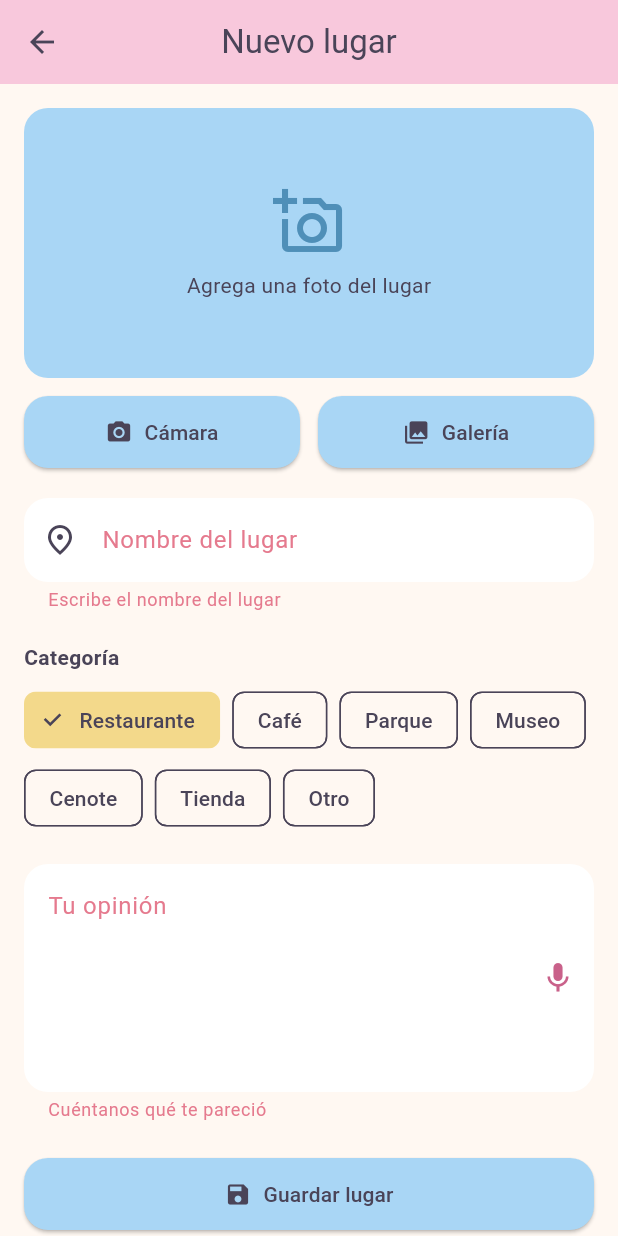
After one commit to jime-nita/merida_explora, a Flutter app: the FormularioLugarScreen screen opened by its route, after a tap on "Guardar lugar", on a phone screen of 412 x 824 dp. The commit adds this screen. Run offline on Flutter 3.47's test engine with Material 3 defaults, Android fonts, the phone set to English and light mode, and no system bars; our stand-ins replace geolocator, image_picker, permission_handler, speech_to_text, sqflite; accounts and stored records are empty.

Commit message:
Agregar formulario de nuevo lugar con cámara, galería, dictado y GPS

```diff
--- a/lib/routes/app_routes.dart
+++ b/lib/routes/app_routes.dart
@@ -1,4 +1,5 @@
 import 'package:flutter/material.dart';
+import '../screens/formulario_lugar_screen.dart';
 import '../screens/lista_lugares_screen.dart';
 
 /// Nombres de las pantallas y la forma de llegar a cada una.
@@ -6,12 +7,18 @@ import '../screens/lista_lugares_screen.dart';
 class AppRoutes {
   AppRoutes._();
 
-  // Nombres de las rutas (más adelante agregamos detalle y formulario)
+  // Nombres de las rutas (más adelante agregamos el detalle)
   static const String lista = '/';
+  static const String formulario = '/nuevo';
 
   /// Flutter llama a esta función cada vez que se navega a una ruta con nombre
   static Route<dynamic> generarRuta(RouteSettings settings) {
     switch (settings.name) {
+      case formulario:
+        return MaterialPageRoute(
+          builder: (_) => const FormularioLugarScreen(),
+          settings: settings,
+        );
       case lista:
       default:
         return MaterialPageRoute(
--- /dev/null
+++ b/lib/screens/formulario_lugar_screen.dart
@@ -0,0 +1,327 @@
+import 'dart:io';
+import 'package:flutter/material.dart';
+import '../data/lugar_repositorio.dart';
+import '../data/lugar_repositorio_sqlite.dart';
+import '../models/lugar.dart';
+import '../services/servicio_exception.dart';
+import '../services/servicio_imagen.dart';
+import '../services/servicio_permisos.dart';
+import '../services/servicio_ubicacion.dart';
+import '../services/servicio_voz.dart';
+import '../theme/app_colors.dart';
+
+/// Formulario para registrar un lugar nuevo:
+/// nombre, categoría, foto (cámara o galería), opinión (escrita o dictada)
+/// y ubicación GPS (se captura sola al guardar).
+class FormularioLugarScreen extends StatefulWidget {
+  const FormularioLugarScreen({super.key});
+
+  @override
+  State<FormularioLugarScreen> createState() => _FormularioLugarScreenState();
+}
+
+class _FormularioLugarScreenState extends State<FormularioLugarScreen> {
+  final _formKey = GlobalKey<FormState>();
+  final _nombreCtrl = TextEditingController();
+  final _opinionCtrl = TextEditingController();
+
+  // Usamos el contrato del repositorio, no SQLite directamente
+  final LugarRepositorio _repositorio = LugarRepositorioSqlite.instancia;
+
+  // Un servicio por cada gadget (cada uno con una sola responsabilidad)
+  late final ServicioPermisos _permisos;
+  late final ServicioImagen _servicioImagen;
+  late final ServicioUbicacion _servicioUbicacion;
+  late final ServicioVoz _servicioVoz;
+
+  static const List<String> _categorias = [
+    'Restaurante',
+    'Café',
+    'Parque',
+    'Museo',
+    'Cenote',
+    'Tienda',
+    'Otro',
+  ];
+
+  String _categoria = _categorias.first;
+  String? _rutaFoto; // Ruta de la foto elegida (null si no hay)
+  bool _dictando = false; // true mientras el micrófono escucha
+  bool _guardando = false; // true mientras se guarda el lugar
+  String _textoAntesDeDictar = ''; // Lo que ya estaba escrito antes de dictar
+
+  @override
+  void initState() {
+    super.initState();
+    // Creamos los servicios; todos comparten el mismo servicio de permisos
+    _permisos = ServicioPermisos();
+    _servicioImagen = ServicioImagen(_permisos);
+    _servicioUbicacion = ServicioUbicacion(_permisos);
+    _servicioVoz = ServicioVoz(_permisos);
+  }
+
+  @override
+  void dispose() {
+    // Liberamos recursos al salir de la pantalla
+    if (_dictando) _servicioVoz.detener();
+    _nombreCtrl.dispose();
+    _opinionCtrl.dispose();
+    super.dispose();
+  }
+
+  // ---------- Mensajes al usuario ----------
+
+  void _mostrarMensaje(String mensaje) {
+    if (!mounted) return;
+    ScaffoldMessenger.of(context).showSnackBar(SnackBar(content: Text(mensaje)));
+  }
+
+  /// Muestra el error de un servicio. Si el permiso quedó bloqueado,
+  /// agrega un botón para abrir los Ajustes del celular.
+  void _mostrarError(ServicioException error) {
+    if (!mounted) return;
+    ScaffoldMessenger.of(context).showSnackBar(
+      SnackBar(
+        content: Text(error.mensaje),
+        action: error.puedeAbrirAjustes
+            ? SnackBarAction(
+          label: 'Ajustes',
+          onPressed: () => _permisos.abrirAjustes(),
+        )
+            : null,
+      ),
+    );
+  }
+
+  // ---------- Foto ----------
+
+  Future<void> _tomarFoto() async {
+    try {
+      final ruta = await _servicioImagen.tomarFoto();
+      if (ruta != null && mounted) setState(() => _rutaFoto = ruta);
+    } on ServicioException catch (e) {
+      _mostrarError(e);
+    }
+  }
+
+  Future<void> _elegirDeGaleria() async {
+    try {
+      final ruta = await _servicioImagen.elegirDeGaleria();
+      if (ruta != null && mounted) setState(() => _rutaFoto = ruta);
+    } on ServicioException catch (e) {
+      _mostrarError(e);
+    }
+  }
+
+  // ---------- Dictado por voz ----------
+
+  Future<void> _alternarDictado() async {
+    // Si ya está escuchando, lo detenemos
+    if (_dictando) {
+      await _servicioVoz.detener();
+      if (mounted) setState(() => _dictando = false);
+      return;
+    }
+
+    try {
+      _textoAntesDeDictar = _opinionCtrl.text.trim();
+      setState(() => _dictando = true);
+
+      await _servicioVoz.iniciarDictado(
+        // Cada vez que reconoce palabras, las ponemos en el campo de opinión
+        alCambiar: (texto) {
+          final base = _textoAntesDeDictar.isEmpty ? '' : '$_textoAntesDeDictar ';
+          _opinionCtrl.text = '$base$texto';
+          _opinionCtrl.selection =
+              TextSelection.collapsed(offset: _opinionCtrl.text.length);
+        },
+        // Cuando termina de escuchar, apagamos el indicador
+        alTerminar: () {
+          if (mounted) setState(() => _dictando = false);
+        },
+      );
+    } on ServicioException catch (e) {
+      if (mounted) setState(() => _dictando = false);
+      _mostrarError(e);
+    }
+  }
+
+  // ---------- Guardar ----------
+
+  Future<void> _guardar() async {
+    // 1) Revisamos que los campos obligatorios estén llenos
+    if (!_formKey.currentState!.validate()) return;
+
+    setState(() => _guardando = true);
+    if (_dictando) await _servicioVoz.detener();
+
+    // 2) Capturamos el GPS. Si el usuario lo niega, guardamos sin ubicación
+    double? latitud;
+    double? longitud;
+    try {
+      final posicion = await _servicioUbicacion.obtenerPosicionActual();
+      latitud = posicion.latitude;
+      longitud = posicion.longitude;
+    } on ServicioException catch (e) {
+      _mostrarError(e);
+    } catch (_) {
+      _mostrarMensaje('No se pudo obtener la ubicación. Se guardará sin ella.');
+    }
+
+    // 3) Guardamos en SQLite
+    try {
+      await _repositorio.insertar(
+        Lugar(
+          nombre: _nombreCtrl.text.trim(),
+          categoria: _categoria,
+          opinion: _opinionCtrl.text.trim(),
+          fecha: DateTime.now(),
+          rutaFoto: _rutaFoto,
+          latitud: latitud,
+          longitud: longitud,
+        ),
+      );
+      if (!mounted) return;
+      Navigator.pop(context, true); // Regresa a la lista avisando que se guardó
+    } on RepositorioException catch (e) {
+      _mostrarMensaje(e.mensaje);
+      if (mounted) setState(() => _guardando = false);
+    }
+  }
+
+  // ---------- Pantalla ----------
+
+  @override
+  Widget build(BuildContext context) {
+    return Scaffold(
+      appBar: AppBar(title: const Text('Nuevo lugar')),
+      body: Form(
+        key: _formKey,
+        child: ListView(
+          padding: const EdgeInsets.all(16),
+          children: [
+            _seccionFoto(),
+            const SizedBox(height: 20),
+            TextFormField(
+              controller: _nombreCtrl,
+              textCapitalization: TextCapitalization.sentences,
+              decoration: const InputDecoration(
+                labelText: 'Nombre del lugar',
+                prefixIcon: Icon(Icons.place_outlined),
+              ),
+              validator: (valor) => (valor == null || valor.trim().isEmpty)
+                  ? 'Escribe el nombre del lugar'
+                  : null,
+            ),
+            const SizedBox(height: 20),
+            const Text('Categoría', style: TextStyle(fontWeight: FontWeight.bold)),
+            const SizedBox(height: 8),
+            Wrap(
+              spacing: 8,
+              runSpacing: 4,
+              children: _categorias
+                  .map(
+                    (c) => ChoiceChip(
+                  label: Text(c),
+                  selected: _categoria == c,
+                  selectedColor: AppColors.mostaza,
+                  onSelected: (_) => setState(() => _categoria = c),
+                ),
+              )
+                  .toList(),
+            ),
+            const SizedBox(height: 20),
+            TextFormField(
+              controller: _opinionCtrl,
+              maxLines: 5,
+              textCapitalization: TextCapitalization.sentences,
+              decoration: InputDecoration(
+                labelText: 'Tu opinión',
+                alignLabelWithHint: true,
+                helperText: _dictando
+                    ? 'Escuchando... habla ahora 🎤'
+                    : 'Escribe o toca el micrófono para dictar',
+                // Botón del micrófono dentro del campo
+                suffixIcon: IconButton(
+                  tooltip: _dictando ? 'Detener dictado' : 'Dictar',
+                  icon: Icon(_dictando ? Icons.stop_circle : Icons.mic),
+                  color: _dictando ? AppColors.error : AppColors.rosaProfundo,
+                  onPressed: _guardando ? null : _alternarDictado,
+                ),
+              ),
+              validator: (valor) => (valor == null || valor.trim().isEmpty)
+                  ? 'Cuéntanos qué te pareció'
+                  : null,
+            ),
+            const SizedBox(height: 24),
+            ElevatedButton.icon(
+              onPressed: _guardando ? null : _guardar,
+              icon: _guardando
+                  ? const SizedBox(
+                width: 18,
+                height: 18,
+                child: CircularProgressIndicator(strokeWidth: 2),
+              )
+                  : const Icon(Icons.save),
+              label: Text(_guardando ? 'Guardando...' : 'Guardar lugar'),
+            ),
+          ],
+        ),
+      ),
+    );
+  }
+
+  /// Vista previa de la foto y los botones de cámara y galería
+  Widget _seccionFoto() {
+    final ruta = _rutaFoto;
+
+    return Column(
+      children: [
+        ClipRRect(
+          borderRadius: BorderRadius.circular(16),
+          child: ruta == null
+              ? Container(
+            height: 180,
+            width: double.infinity,
+            color: AppColors.azulCielo,
+            child: const Column(
+              mainAxisAlignment: MainAxisAlignment.center,
+              children: [
+                Icon(Icons.add_a_photo_outlined,
+                    size: 48, color: AppColors.azulProfundo),
+                SizedBox(height: 8),
+                Text('Agrega una foto del lugar'),
+              ],
+            ),
+          )
+              : Image.file(
+            File(ruta),
+            height: 180,
+            width: double.infinity,
+            fit: BoxFit.cover,
+          ),
+        ),
+        const SizedBox(height: 12),
+        Row(
+          children: [
+            Expanded(
+              child: ElevatedButton.icon(
+                onPressed: _tomarFoto,
+                icon: const Icon(Icons.photo_camera),
+                label: const Text('Cámara'),
+              ),
+            ),
+            const SizedBox(width: 12),
+            Expanded(
+              child: ElevatedButton.icon(
+                onPressed: _elegirDeGaleria,
+                icon: const Icon(Icons.photo_library),
+                label: const Text('Galería'),
+              ),
+            ),
+          ],
+        ),
+      ],
+    );
+  }
+}
--- a/lib/screens/lista_lugares_screen.dart
+++ b/lib/screens/lista_lugares_screen.dart
@@ -36,25 +36,14 @@ class _ListaLugaresScreenState extends State<ListaLugaresScreen> {
     });
   }
 
-  /// TEMPORAL: guarda un lugar de prueba para ver la base de datos funcionando
-  Future<void> _agregarLugarDePrueba() async {
-    try {
-      await _repositorio.insertar(
-        Lugar(
-          nombre: 'Lugar de prueba',
-          categoria: 'Parque',
-          opinion: 'Un lugar bonito para probar la base de datos',
-          fecha: DateTime.now(),
-          latitud: 20.9674,
-          longitud: -89.5926,
-        ),
-      );
+  /// Abre el formulario y, si se guardó un lugar, recarga la lista
+  Future<void> _abrirFormulario() async {
+    final guardado = await Navigator.pushNamed(context, AppRoutes.formulario);
+    if (guardado == true) {
       _recargar();
-    } on RepositorioException catch (e) {
-      // Si falla, mostramos un mensaje en vez de cerrar la app
       if (!mounted) return;
       ScaffoldMessenger.of(context).showSnackBar(
-        SnackBar(content: Text(e.mensaje)),
+        const SnackBar(content: Text('¡Lugar guardado! 🌸')),
       );
     }
   }
@@ -95,7 +84,7 @@ class _ListaLugaresScreenState extends State<ListaLugaresScreen> {
         },
       ),
       floatingActionButton: FloatingActionButton(
-        onPressed: _agregarLugarDePrueba, // Temporal
+        onPressed: _abrirFormulario,
         tooltip: 'Agregar lugar',
         child: const Icon(Icons.add),
       ),
```
